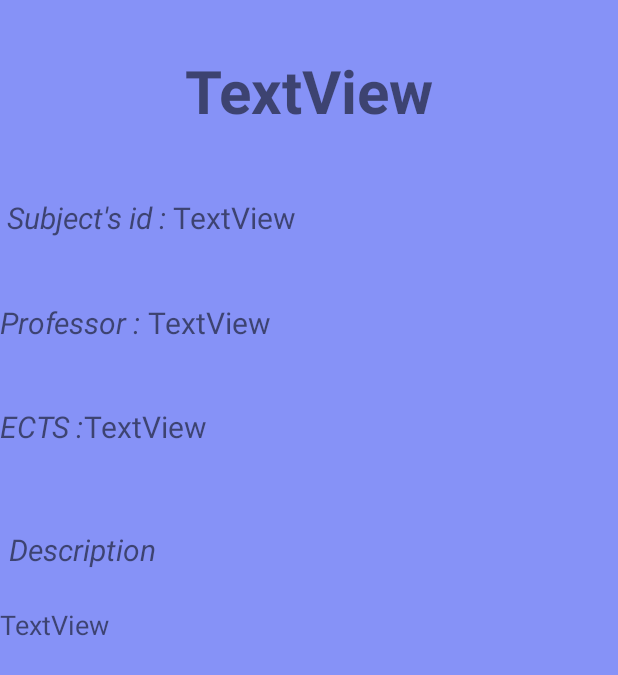
After one commit to GwgwP/UniVerse, an Android app built with Jetpack Compose: the InformationSubject screen opened directly, with no data from a screen before it, on a phone screen of 412 x 824 dp. The commit adds this screen. Shown: the top 675 px of the screen. Run offline under Robolectric (Android 15) with nearby library versions, the phone set to English and light mode, and no system bars; 5 statements that could not run were skipped.

Commit message:
creation of the Information Activity

```diff
--- a/app/src/main/java/gr/aueb/softeng/team02/dao/Initializer.java
+++ b/app/src/main/java/gr/aueb/softeng/team02/dao/Initializer.java
@@ -112,7 +112,12 @@ public abstract class Initializer {
         Subject su2 = new Subject(1, "Antonis Dimakis", 8,"Introduction on programming", "Python");
         Subject su3 = new Subject(2, "Iordanis Koutsopoulos", 8,"Introduction on Computer Science", "Computer Science");
         Subject su4 = new Subject(3, "Trufon Trufonas", 8,"Introduction on Micro & Macro", "Economics 1");
-        Subject su5 = new Subject(4, "Panagiotis Katerinis", 8,"Introduction on mathematics variables", "Discrete Mathematics");
+        Subject su5 = new Subject(4, "Panagiotis Katerinis", 8,"Σύνολα. Σχέσεις. Συναρτήσεις. Φυσικοί Αριθμοί. Αρχή της επαγωγής. Ισοδυναμία συνόλων. Αριθμήσιμα και υπεραριθμήσιμα σύνολα.\n" +
+                "Προτασιακός λογισμός. Πράξεις μεταξύ συνόλων και λογικοί σύνδεσμοι. Άλγεβρα Boole. Τι είναι απόδειξη και τεχνικές απόδειξης.\n" +
+                "Βασικές αρχές απαρίθμησης. Διατάξεις. Συνδυασμοί. Η αρχή του εγκλεισμού και αποκλεισμού. Γραφήματα. Ισομορφισμός\n" +
+                "γραφημάτων. Μονοπάτια, κύκλοι και συνεκτικότητα. Πίνακες γραφημάτων. Κατευθυνόμενα γραφήματα. Δέντρα. Το πρόβλημα του\n" +
+                "βέλτιστου επικαλυπτικού δέντρου. Δέντρα με ρίζες. Ίχνη του Euler και κύκλοι του Hamilton. Επίπεδα γραφήματα και χρωματισμός\n" +
+                "γραφημάτων. Γραμμικές αναδρομικές σχέσεις με σταθερούς συντελεστές.", "Discrete Mathematics");
         // 2nd semester
         Subject su6 = new Subject(5, "George Koutsikas", 8,"Introduction on object-oriented programming", "Java");
         Subject su7 = new Subject(6, "Despoina Sapouna", 8,"Introduction on Business Management", "Business Management");
--- a/app/src/main/java/gr/aueb/softeng/team02/dao/OfferedSubjectDAO.java
+++ b/app/src/main/java/gr/aueb/softeng/team02/dao/OfferedSubjectDAO.java
@@ -12,5 +12,5 @@ public interface OfferedSubjectDAO {
     public List<OfferedSubject> findByModulo(int mod,String year);
     public List<OfferedSubject> findByYear(String year, int semester);
     public OfferedSubject findByYearAndName(String year, String title);
-    //TODO find by name
+    public OfferedSubject findByTitle(String title);
 }
--- a/app/src/main/java/gr/aueb/softeng/team02/memorydao/OfferedSubjectDAOMemory.java
+++ b/app/src/main/java/gr/aueb/softeng/team02/memorydao/OfferedSubjectDAOMemory.java
@@ -60,4 +60,15 @@ public class OfferedSubjectDAOMemory implements OfferedSubjectDAO {
         }
         return subjects;
     }
+
+    @Override
+    public OfferedSubject findByTitle(String title) {
+        for (OfferedSubject sub : list) {
+            if (sub.getTitle().equals(title)){
+                return sub;
+            }
+        }
+
+        return null;
+    }
 }
--- /dev/null
+++ b/app/src/main/java/gr/aueb/softeng/team02/view/Information/InformationPresenter.java
@@ -0,0 +1,22 @@
+package gr.aueb.softeng.team02.view.Information;
+
+import gr.aueb.softeng.team02.dao.OfferedSubjectDAO;
+import gr.aueb.softeng.team02.model.OfferedSubject;
+import gr.aueb.softeng.team02.view.Search.SearchView;
+
+public class InformationPresenter {
+
+    private OfferedSubjectDAO subjects;
+    private InformationView view;
+
+    public InformationPresenter(OfferedSubjectDAO subs){this.subjects=subs;}
+
+    public void setView(InformationView view) {
+        this.view = view;
+    }
+
+    public void setInfo(String title){
+
+        view.showInfo(subjects.findByTitle(title));
+    }
+}
--- /dev/null
+++ b/app/src/main/java/gr/aueb/softeng/team02/view/Information/InformationSubject.java
@@ -0,0 +1,59 @@
+package gr.aueb.softeng.team02.view.Information;
+
+import androidx.appcompat.app.AppCompatActivity;
+
+import android.os.Bundle;
+import android.util.Log;
+import android.widget.EditText;
+import android.widget.TextView;
+
+import gr.aueb.softeng.team02.R;
+import gr.aueb.softeng.team02.memorydao.OfferedSubjectDAOMemory;
+import gr.aueb.softeng.team02.model.OfferedSubject;
+
+public class InformationSubject extends AppCompatActivity implements InformationView {
+
+    private InformationPresenter presenter;
+    TextView titleT;
+    TextView id;
+    TextView ects;
+    TextView desc;
+    TextView prof;
+
+    @Override
+    protected void onCreate(Bundle savedInstanceState) {
+        super.onCreate(savedInstanceState);
+        setContentView(R.layout.information_subject);
+
+        // Retrieve the selected subject from the intent
+        String title = getIntent().getStringExtra("subject");
+        Log.e("DEBUG", title );
+
+
+        presenter = new InformationPresenter(new OfferedSubjectDAOMemory());
+        presenter.setView(this);
+
+// TODO : different ids
+        titleT = (TextView) findViewById(R.id.subjectTitleTextView);
+        id = (TextView) findViewById(R.id.idTxt);
+        ects = (TextView) findViewById(R.id.ectsTxt);
+        desc = (TextView) findViewById(R.id.descTxt);
+        prof = (TextView) findViewById(R.id.proffesorTextView);
+
+        presenter.setInfo(title);
+
+    }
+
+
+public void showInfo(OfferedSubject sub){
+        //TODO : separate methods
+    titleT.setText(sub.getTitle());
+   id.setText(String.valueOf(sub.getSubject().getId()));
+   ects.setText(String.valueOf(sub.getEcts()));
+   desc.setText(sub.getDesc());
+   prof.setText(sub.getProf());
+
+
+}
+
+}
--- /dev/null
+++ b/app/src/main/java/gr/aueb/softeng/team02/view/Information/InformationView.java
@@ -0,0 +1,8 @@
+package gr.aueb.softeng.team02.view.Information;
+
+import gr.aueb.softeng.team02.model.OfferedSubject;
+
+public interface InformationView {
+
+    public void showInfo(OfferedSubject sub);
+}
--- a/app/src/main/java/gr/aueb/softeng/team02/view/Search/SearchFragment.java
+++ b/app/src/main/java/gr/aueb/softeng/team02/view/Search/SearchFragment.java
@@ -9,23 +9,17 @@ import androidx.fragment.app.Fragment;
 import android.view.LayoutInflater;
 import android.view.View;
 import android.view.ViewGroup;
-import android.widget.AdapterView;
-import android.widget.ArrayAdapter;
 import android.widget.LinearLayout;
-import android.widget.Spinner;
-import android.widget.TableLayout;
 import android.widget.TextView;
 
-import java.util.ArrayList;
 import java.util.List;
 
 import gr.aueb.softeng.team02.R;
 import gr.aueb.softeng.team02.dao.Initializer;
-import gr.aueb.softeng.team02.dao.OfferedSubjectDAO;
 import gr.aueb.softeng.team02.memorydao.MemoryInitializer;
 import gr.aueb.softeng.team02.memorydao.OfferedSubjectDAOMemory;
 import gr.aueb.softeng.team02.model.OfferedSubject;
-import gr.aueb.softeng.team02.view.SubjectInfo;
+import gr.aueb.softeng.team02.view.Information.InformationSubject;
 
 
 public class SearchFragment extends Fragment implements SearchView{
@@ -83,7 +77,7 @@ public class SearchFragment extends Fragment implements SearchView{
             //TODO the presenter does that;
             public void onClick(View v) {
                 // Redirect to another activity based on the selected subject
-                Intent intent = new Intent(requireContext(), SubjectInfo.class);
+                Intent intent = new Intent(requireContext(), InformationSubject.class);
                 intent.putExtra("subject", title);
                 startActivity(intent);
             }
--- a/app/src/main/java/gr/aueb/softeng/team02/view/SubjectInfo.java
+++ /dev/null
@@ -1,13 +0,0 @@
-package gr.aueb.softeng.team02.view;
-
-import androidx.appcompat.app.AppCompatActivity;
-
-import android.os.Bundle;
-
-public class SubjectInfo extends AppCompatActivity {
-
-    @Override
-    protected void onCreate(Bundle savedInstanceState) {
-        super.onCreate(savedInstanceState);
-    }
-}
--- a/app/src/main/res/layout/fragment_search.xml
+++ b/app/src/main/res/layout/fragment_search.xml
@@ -30,7 +30,9 @@
             android:id="@+id/subjectContainer"
             android:layout_width="match_parent"
             android:layout_height="wrap_content"
-            android:orientation="vertical"></LinearLayout>
+            android:orientation="vertical">
+
+        </LinearLayout>
 
     </ScrollView>
 
--- /dev/null
+++ b/app/src/main/res/layout/information_subject.xml
@@ -0,0 +1,148 @@
+<?xml version="1.0" encoding="utf-8"?>
+<androidx.constraintlayout.widget.ConstraintLayout xmlns:android="http://schemas.android.com/apk/res/android"
+    xmlns:app="http://schemas.android.com/apk/res-auto"
+    xmlns:tools="http://schemas.android.com/tools"
+    android:layout_width="match_parent"
+    android:layout_height="match_parent"
+    android:background="@color/lavender"
+    tools:context=".view.Information.InformationSubject"
+    android:orientation="vertical">
+
+    <TextView
+        android:id="@+id/subjectTitleTextView"
+        android:layout_width="wrap_content"
+        android:layout_height="wrap_content"
+        android:text="TextView"
+        android:textAlignment="center"
+        android:textSize="40sp"
+        android:textStyle="bold"
+        app:layout_constraintBottom_toBottomOf="parent"
+        app:layout_constraintEnd_toEndOf="parent"
+        app:layout_constraintHorizontal_bias="0.5"
+        app:layout_constraintStart_toStartOf="parent"
+        app:layout_constraintTop_toTopOf="parent"
+        app:layout_constraintVertical_bias="0.043" />
+
+    <LinearLayout
+        android:id="@+id/IDContainer"
+        android:layout_width="match_parent"
+        android:layout_height="50dp"
+        android:gravity="start"
+        android:orientation="horizontal"
+        app:layout_constraintBottom_toBottomOf="parent"
+        app:layout_constraintEnd_toEndOf="parent"
+        app:layout_constraintStart_toStartOf="parent"
+        app:layout_constraintTop_toTopOf="parent"
+        app:layout_constraintVertical_bias="0.17000002">
+
+        <TextView
+            android:id="@+id/idTitle"
+            android:layout_width="wrap_content"
+            android:layout_height="match_parent"
+            android:text=" Subject's id : "
+            android:textSize="20sp"
+            android:textStyle="italic" />
+
+        <TextView
+            android:id="@+id/idTxt"
+            android:layout_width="match_parent"
+            android:layout_height="match_parent"
+            android:text="TextView"
+            android:textSize="20sp" />
+
+    </LinearLayout>
+    <LinearLayout
+        android:id="@+id/professorContainer"
+        android:layout_width="match_parent"
+        android:layout_height="50dp"
+        android:gravity="start"
+        android:orientation="horizontal"
+        app:layout_constraintBottom_toBottomOf="parent"
+        app:layout_constraintEnd_toEndOf="parent"
+        app:layout_constraintStart_toStartOf="parent"
+        app:layout_constraintTop_toTopOf="parent"
+        app:layout_constraintVertical_bias="0.26">
+
+        <TextView
+            android:id="@+id/proffesorTextView"
+            android:layout_width="wrap_content"
+            android:layout_height="match_parent"
+            android:text="Professor : "
+            android:textSize="20sp"
+            android:textStyle="italic" />
+
+        <TextView
+            android:id="@+id/profNameTxt"
+            android:layout_width="match_parent"
+            android:layout_height="match_parent"
+            android:text="TextView"
+            android:textSize="20sp" />
+
+    </LinearLayout>
+
+    <LinearLayout
+        android:id="@+id/EctsContainer"
+        android:layout_width="match_parent"
+        android:layout_height="50dp"
+        android:gravity="start"
+        android:orientation="horizontal"
+        app:layout_constraintBottom_toBottomOf="parent"
+        app:layout_constraintEnd_toEndOf="parent"
+        app:layout_constraintStart_toStartOf="parent"
+        app:layout_constraintTop_toTopOf="parent"
+        app:layout_constraintVertical_bias="0.35000002">
+
+        <TextView
+            android:id="@+id/ectsTitle"
+            android:layout_width="wrap_content"
+            android:layout_height="match_parent"
+            android:text="ECTS :"
+            android:textSize="20sp"
+            android:textStyle="italic" />
+
+        <TextView
+            android:id="@+id/ectsTxt"
+            android:layout_width="match_parent"
+            android:layout_height="match_parent"
+            android:text="TextView"
+            android:textSize="20sp" />
+
+    </LinearLayout>
+    <LinearLayout
+        android:id="@+id/DescContainer"
+        android:layout_width="match_parent"
+        android:layout_height="61dp"
+        android:gravity="start"
+        android:orientation="horizontal"
+        app:layout_constraintBottom_toBottomOf="parent"
+        app:layout_constraintEnd_toEndOf="parent"
+        app:layout_constraintStart_toStartOf="parent"
+
+        app:layout_constraintTop_toTopOf="parent"
+        app:layout_constraintVertical_bias="0.53">
+
+        <TextView
+            android:id="@+id/descTxt"
+            android:layout_width="match_parent"
+            android:layout_height="match_parent"
+            android:text="TextView"
+            android:textSize="18sp"
+            tools:layout_editor_absoluteX="91dp"
+            tools:layout_editor_absoluteY="378dp" />
+    </LinearLayout>
+
+    <TextView
+        android:id="@+id/descTitle"
+        android:layout_width="400dp"
+        android:layout_height="40dp"
+        android:text="Description "
+        android:textSize="20sp"
+        android:textStyle="italic"
+        app:layout_constraintBottom_toBottomOf="parent"
+        app:layout_constraintEnd_toEndOf="parent"
+        app:layout_constraintStart_toStartOf="parent"
+        app:layout_constraintTop_toTopOf="parent"
+        app:layout_constraintVertical_bias="0.45" />
+
+
+</androidx.constraintlayout.widget.ConstraintLayout>
```
Also changed, not shown: app/src/main/AndroidManifest.xml (+7 -7 lines).
